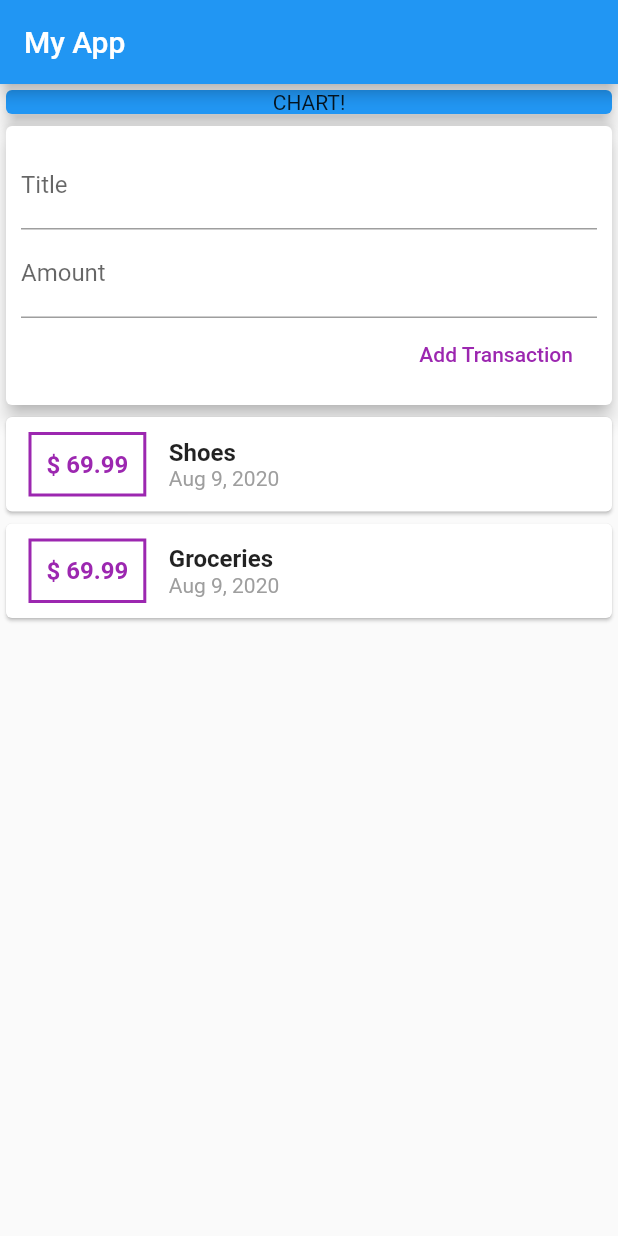
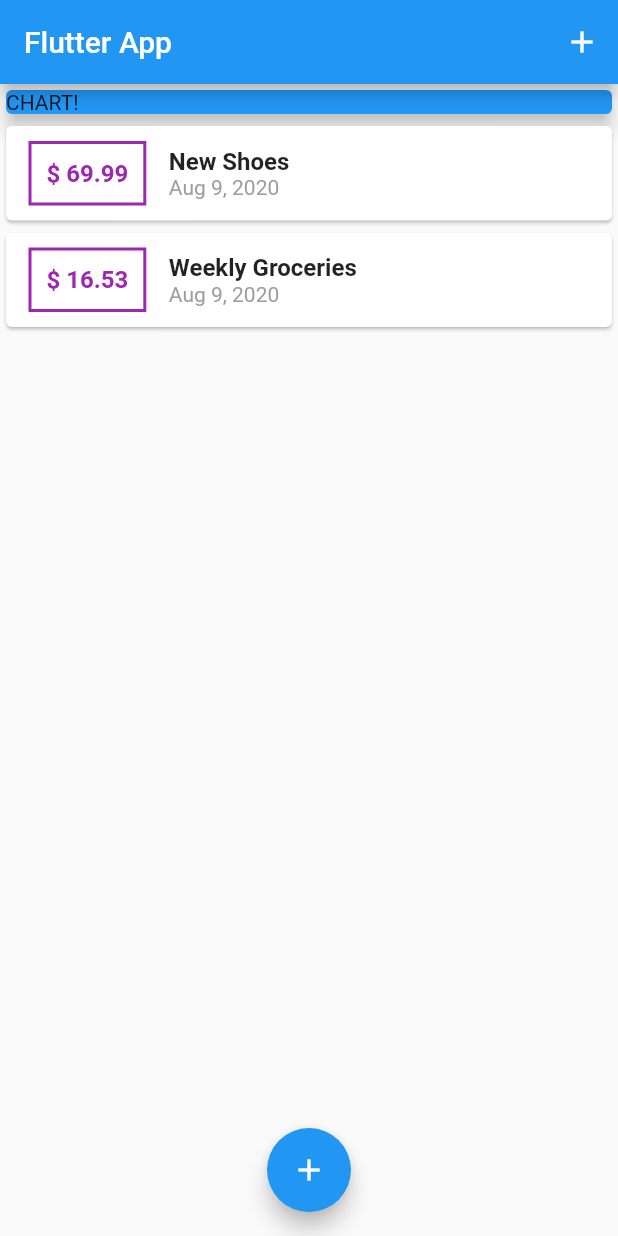
Before and after one commit to Alabhya268/Personal-Expenses, a Flutter app: the screen it shows after launch, on a phone screen of 412 x 824 dp. Run offline on Flutter 3.47's test engine with Material 2 defaults, Android fonts, the phone set to English and light mode, and no system bars.

Commit message:
Added buttons for model sheet and refactored code

```diff
--- a/personal_expenses/lib/main.dart
+++ b/personal_expenses/lib/main.dart
@@ -1,37 +1,105 @@
 import 'package:flutter/material.dart';
-import 'package:personal_expenses/widgets/user_transaction.dart';
+import 'package:personal_expenses/widgets/new_transaction.dart';
+import 'package:personal_expenses/widgets/transaction_list.dart';
+
+import 'models/transaction.dart';
 
 void main() {
   runApp(MyApp());
 }
 
 class MyApp extends StatelessWidget {
-  final titleController = TextEditingController();
-  final amountController = TextEditingController();
   @override
   Widget build(BuildContext context) {
     return MaterialApp(
-      home: Scaffold(
+      title: 'Flutter App',
+      home: MyHomePage(),
+    );
+  }
+}
+
+class MyHomePage extends StatefulWidget {
+  // String titleInput;
+  // String amountInput;
+  @override
+  _MyHomePageState createState() => _MyHomePageState();
+}
+
+class _MyHomePageState extends State<MyHomePage> {
+  final List<Transaction> _userTransactions = [
+    Transaction(
+      id: 't1',
+      title: 'New Shoes',
+      amount: 69.99,
+      date: DateTime.now(),
+    ),
+    Transaction(
+      id: 't2',
+      title: 'Weekly Groceries',
+      amount: 16.53,
+      date: DateTime.now(),
+    ),
+  ];
+
+  void _addNewTransaction(String txTitle, double txAmount) {
+    final newTx = Transaction(
+      title: txTitle,
+      amount: txAmount,
+      date: DateTime.now(),
+      id: DateTime.now().toString(),
+    );
+
+    setState(() {
+      _userTransactions.add(newTx);
+    });
+  }
+
+  void _startAddNewTransaction(BuildContext ctx) {
+    showModalBottomSheet(
+      context: ctx,
+      builder: (_) {
+        return GestureDetector(
+          onTap: () {},
+          child: NewTransaction(_addNewTransaction),
+          behavior: HitTestBehavior.opaque,
+        );
+      },
+    );
+  }
+
+  @override
+  Widget build(BuildContext context) {
+    return Scaffold(
       appBar: AppBar(
-          title: Text("My App"),
+        title: Text('Flutter App'),
+        actions: <Widget>[
+          IconButton(
+            icon: Icon(Icons.add),
+            onPressed: () => _startAddNewTransaction(context),
+          ),
+        ],
       ),
       body: SingleChildScrollView(
         child: Column(
-            mainAxisAlignment: MainAxisAlignment.start,
+          // mainAxisAlignment: MainAxisAlignment.start,
           crossAxisAlignment: CrossAxisAlignment.stretch,
-            children: [
+          children: <Widget>[
             Container(
               width: double.infinity,
               child: Card(
+                color: Colors.blue,
+                child: Text('CHART!'),
                 elevation: 5,
-                  color: Colors.blue,
-                  child: Center(child: Text("CHART!")),
               ),
             ),
-              UserTransaction()
+            TransactionList(_userTransactions),
           ],
         ),
       ),
+      floatingActionButtonLocation: FloatingActionButtonLocation.centerFloat,
+      floatingActionButton: FloatingActionButton(
+        child: Icon(Icons.add),
+        onPressed: () => _startAddNewTransaction(context),
       ),
     );
   }
--- a/personal_expenses/lib/widgets/transaction_list.dart
+++ b/personal_expenses/lib/widgets/transaction_list.dart
@@ -9,15 +9,16 @@ class TransactionList extends StatelessWidget {
 
   @override
   Widget build(BuildContext context) {
-    return Column(
-      children: transaction.map(
-        (tx) {
+    return Container(
+      height: 300,
+      child: ListView.builder(
+        itemBuilder: (ctx, index) {
           return Card(
             child: Row(
               children: [
                 Container(
                   child: Text(
-                    '\$ ${tx.amount}',
+                    '\$ ${transaction[index].amount.toStringAsFixed(2)}',
                     style: TextStyle(
                         color: Colors.purple,
                         fontWeight: FontWeight.bold,
@@ -36,12 +37,12 @@ class TransactionList extends StatelessWidget {
                   crossAxisAlignment: CrossAxisAlignment.start,
                   children: [
                     Text(
-                      tx.title,
+                      transaction[index].title,
                       style:
                           TextStyle(fontWeight: FontWeight.bold, fontSize: 16),
                     ),
                     Text(
-                      DateFormat.yMMMd().format(tx.date),
+                      DateFormat.yMMMd().format(transaction[index].date),
                       style: TextStyle(color: Colors.grey),
                     ),
                   ],
@@ -50,7 +51,8 @@ class TransactionList extends StatelessWidget {
             ),
           );
         },
-      ).toList(),
+        itemCount: transaction.length,
+      ),
     );
   }
 }
--- a/personal_expenses/lib/widgets/user_transaction.dart
+++ /dev/null
@@ -1,39 +0,0 @@
-import 'package:flutter/material.dart';
-import 'package:personal_expenses/models/transaction.dart';
-import 'package:personal_expenses/widgets/new_transaction.dart';
-import 'package:personal_expenses/widgets/transaction_list.dart';
-
-class UserTransaction extends StatefulWidget {
-  @override
-  _UserTransactionState createState() => _UserTransactionState();
-}
-
-class _UserTransactionState extends State<UserTransaction> {
-  final List<Transaction> _userTransaction = [
-    Transaction(id: "t1", amount: 69.99, title: "Shoes", date: DateTime.now()),
-    Transaction(
-        id: "t2", amount: 69.99, title: "Groceries", date: DateTime.now())
-  ];
-
-  void _addNewTransaction(String txtitle, double txAmount) {
-    final newTx = Transaction(
-        id: DateTime.now().toString(),
-        amount: txAmount,
-        title: txtitle,
-        date: DateTime.now());
-
-    setState(() {
-      _userTransaction.add(newTx);
-    });
-  }
-
-  @override
-  Widget build(BuildContext context) {
-    return Column(
-      children: [
-        NewTransaction(_addNewTransaction),
-        TransactionList(_userTransaction),
-      ],
-    );
-  }
-}
```
Also changed, not shown: personal_expenses/lib/widgets/new_transaction.dart (+25 -3 lines). Lines whose indentation alone changed are shown as unchanged.
